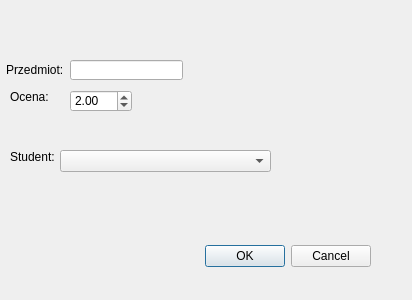
Qt form dodaj_ocene_dialog.ui (IPP-Projekt/Uczelnia_z_bibloteka_klas) before a commit.
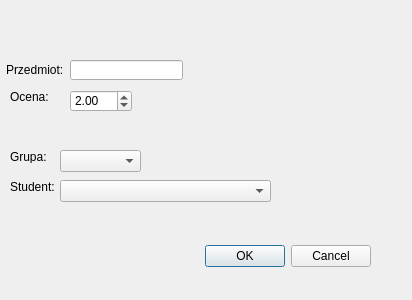
The same form after that commit.

Commit message: Dodanie wyboru grupy przy dodawaniu oceny

The edit to the form file:
```diff
--- a/dodaj_ocene_dialog.ui
+++ b/dodaj_ocene_dialog.ui
@@ -56,7 +56,7 @@
    <property name="geometry">
     <rect>
      <x>10</x>
-     <y>150</y>
+     <y>180</y>
      <width>47</width>
      <height>13</height>
     </rect>
@@ -69,7 +69,7 @@
    <property name="geometry">
     <rect>
      <x>60</x>
-     <y>150</y>
+     <y>180</y>
      <width>211</width>
      <height>22</height>
     </rect>
@@ -107,6 +107,29 @@
     <string>Ocena:</string>
    </property>
   </widget>
+  <widget class="QLabel" name="label_2">
+   <property name="geometry">
+    <rect>
+     <x>10</x>
+     <y>150</y>
+     <width>47</width>
+     <height>13</height>
+    </rect>
+   </property>
+   <property name="text">
+    <string>Grupa:</string>
+   </property>
+  </widget>
+  <widget class="QComboBox" name="comboBoxGrupa">
+   <property name="geometry">
+    <rect>
+     <x>60</x>
+     <y>150</y>
+     <width>81</width>
+     <height>22</height>
+    </rect>
+   </property>
+  </widget>
  </widget>
  <resources/>
  <connections>
```
The commit also changes 2 other files.
